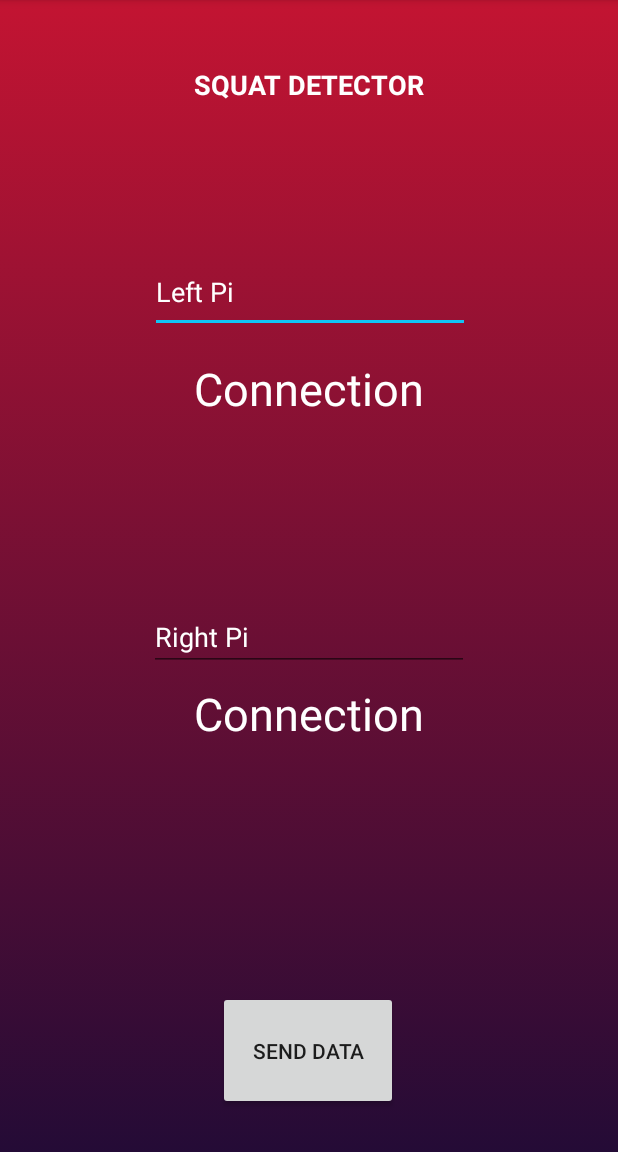
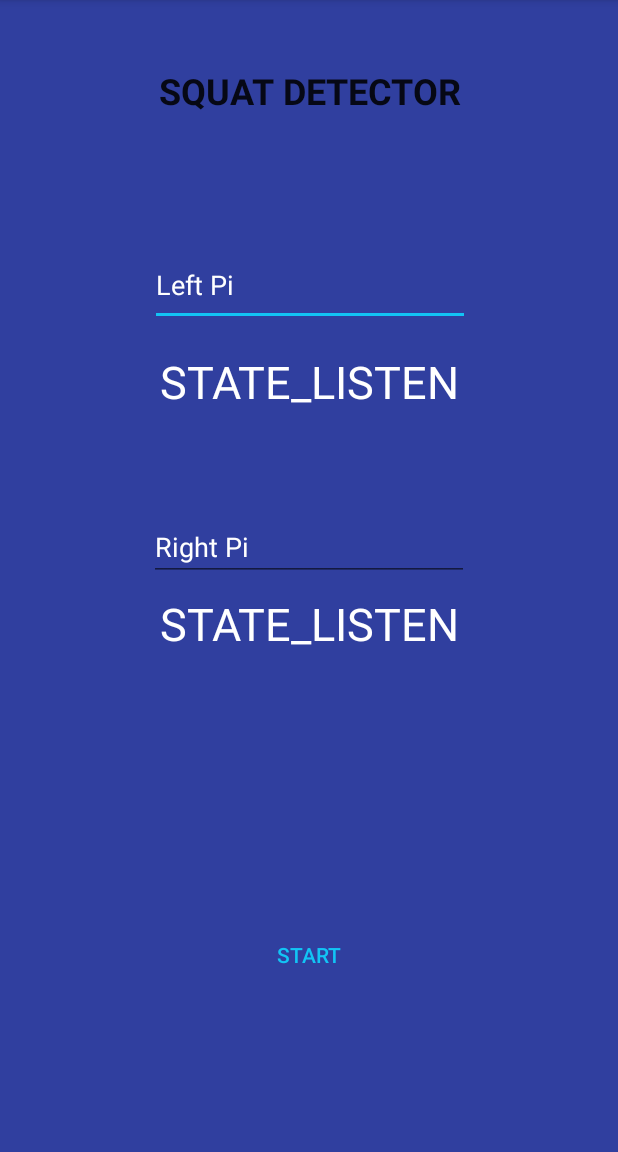
Before and after one commit to 482-932-csce-capstone-sp-2019/weightlift, an Android app: the screen it shows after launch (MainActivity), on a phone screen of 412 x 824 dp, the part 84-1236 px from its top. Run offline under Robolectric (Android 15) with nearby library versions, the phone set to English and light mode, and no system bars.

Commit message:
final app for data gathering

```diff
--- a/senddatabluetooth/app/src/main/java/com/example/orion/senddatabluetooth/BluetoothChatService.java
+++ b/senddatabluetooth/app/src/main/java/com/example/orion/senddatabluetooth/BluetoothChatService.java
@@ -53,6 +53,7 @@ public class BluetoothChatService {
     private ConnectedThread mConnectedThread;
     private int mState;
     private int mNewState;
+    private boolean left;
 
     String filename = "squatData";
 
@@ -68,11 +69,13 @@ public class BluetoothChatService {
      * @param context The UI Activity Context
      * @param handler A Handler to send messages back to the UI Activity
      */
-    public BluetoothChatService(Context context, Handler handler) {
+    public BluetoothChatService(Context context, Handler handler,boolean left) {
         mAdapter = BluetoothAdapter.getDefaultAdapter();
         mState = STATE_NONE;
         mNewState = mState;
         mHandler = handler;
+        left = left;
+
     }
 
     /**
@@ -84,10 +87,10 @@ public class BluetoothChatService {
         mNewState = mState;
 
         // Give the new state to the Handler so the UI Activity can update
-        if(this.mHandler.toString() == "mhandler" ){
+        if(left){
             mHandler.obtainMessage(Constants.MESSAGE_STATE_CHANGE_Left, mNewState, -1).sendToTarget();
         }
-        else if(this.mHandler.toString() == "mhandlerRight"){
+        else{
             mHandler.obtainMessage(Constants.MESSAGE_STATE_CHANGE_Right, mNewState, -1).sendToTarget();
         }
 
--- /dev/null
+++ b/senddatabluetooth/app/src/main/res/drawable/button_not_pressed.xml
@@ -0,0 +1,11 @@
+<?xml version="1.0" encoding="utf-8"?>
+<selector xmlns:android="http://schemas.android.com/apk/res/android">
+    <shape xmlns:android="http://schemas.android.com/apk/res/android"
+        android:shape="rectangle">
+        <gradient
+            android:startColor="#FFFFFF"
+            android:centerColor="#FFFFFF"
+            android:endColor="#FFFFFF"
+            android:angle="270" />
+    </shape>
+</selector>
--- /dev/null
+++ b/senddatabluetooth/app/src/main/res/drawable/button_pressed.xml
@@ -0,0 +1,11 @@
+<?xml version="1.0" encoding="utf-8"?>
+<selector xmlns:android="http://schemas.android.com/apk/res/android">
+    <shape xmlns:android="http://schemas.android.com/apk/res/android"
+        android:shape="rectangle">
+        <gradient
+            android:startColor="#FF0000"
+            android:centerColor="#FF0000"
+            android:endColor="#FF0000"
+            android:angle="270" />
+    </shape>>
+</selector>
--- /dev/null
+++ b/senddatabluetooth/app/src/main/res/drawable/buttonselector.xml
@@ -0,0 +1,5 @@
+<?xml version="1.0" encoding="utf-8"?>
+<selector xmlns:android="http://schemas.android.com/apk/res/android">
+        <item android:drawable="@drawable/button_not_pressed" android:state_pressed="false" android:state_selected="false"/>
+        <item android:drawable="@drawable/button_pressed" android:state_pressed="true"/>
+</selector>
--- a/senddatabluetooth/app/src/main/res/drawable/newbg.xml
+++ b/senddatabluetooth/app/src/main/res/drawable/newbg.xml
@@ -1,8 +1,8 @@
 <?xml version="1.0" encoding="utf-8"?>
 <selector xmlns:android="http://schemas.android.com/apk/res/android">
+
     <item>
         <shape>
-
                 <gradient
                 android:angle="270"
                 android:startColor="#c31432"
--- a/senddatabluetooth/app/src/main/res/layout/activity_main.xml
+++ b/senddatabluetooth/app/src/main/res/layout/activity_main.xml
@@ -2,22 +2,22 @@
 <android.support.constraint.ConstraintLayout xmlns:android="http://schemas.android.com/apk/res/android"
     xmlns:app="http://schemas.android.com/apk/res-auto"
     xmlns:tools="http://schemas.android.com/tools"
+    android:fitsSystemWindows="true"
     android:layout_width="match_parent"
     android:layout_height="match_parent"
-    android:background="@drawable/newbg">
+    android:background="@color/colorPrimaryDark">
 
     <Button
         android:id="@+id/senddata"
-        style="@style/Widget.AppCompat.Button.Small"
-        android:layout_width="120dp"
-        android:layout_height="79dp"
+        style="@style/Widget.AppCompat.Button.Borderless.Colored"
+        android:layout_width="154dp"
+        android:layout_height="71dp"
         android:layout_marginStart="8dp"
         android:layout_marginEnd="8dp"
-        android:layout_marginBottom="28dp"
-        android:text="Send Data"
+        android:layout_marginBottom="96dp"
+        android:text="Start"
         app:layout_constraintBottom_toBottomOf="parent"
         app:layout_constraintEnd_toEndOf="parent"
-        app:layout_constraintHorizontal_bias="0.498"
         app:layout_constraintStart_toStartOf="parent" />
 
     <TextView
@@ -55,19 +55,19 @@
 
     <TextView
         android:id="@+id/textView"
-        android:layout_width="228dp"
-        android:layout_height="38dp"
+        android:layout_width="309dp"
+        android:layout_height="36dp"
         android:layout_marginStart="8dp"
         android:layout_marginTop="44dp"
         android:layout_marginEnd="8dp"
+        android:lineSpacingExtra="8sp"
         android:text="Squat Detector"
         android:textAlignment="center"
         android:textAllCaps="true"
-        android:textColor="@color/colorPrimary"
-        android:textSize="18sp"
+        android:textAppearance="@style/TextAppearance.AppCompat.Widget.ActionBar.Title"
+        android:textSize="24sp"
         android:textStyle="bold"
-        android:typeface="normal"
-        android:visibility="visible"
+        android:typeface="sans"
         app:layout_constraintEnd_toEndOf="parent"
         app:layout_constraintHorizontal_bias="0.497"
         app:layout_constraintStart_toStartOf="parent"
```
Also changed, not shown: senddatabluetooth/app/src/main/java/com/example/orion/senddatabluetooth/MainActivity.java (+56 -24 lines), 2 other files.
